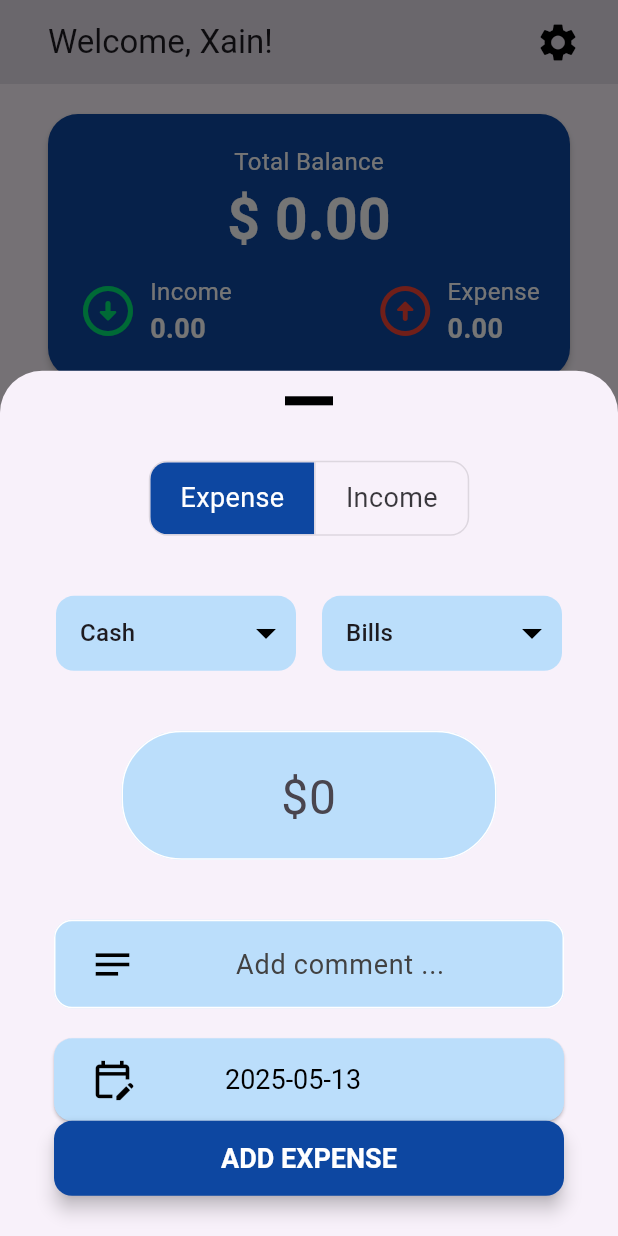
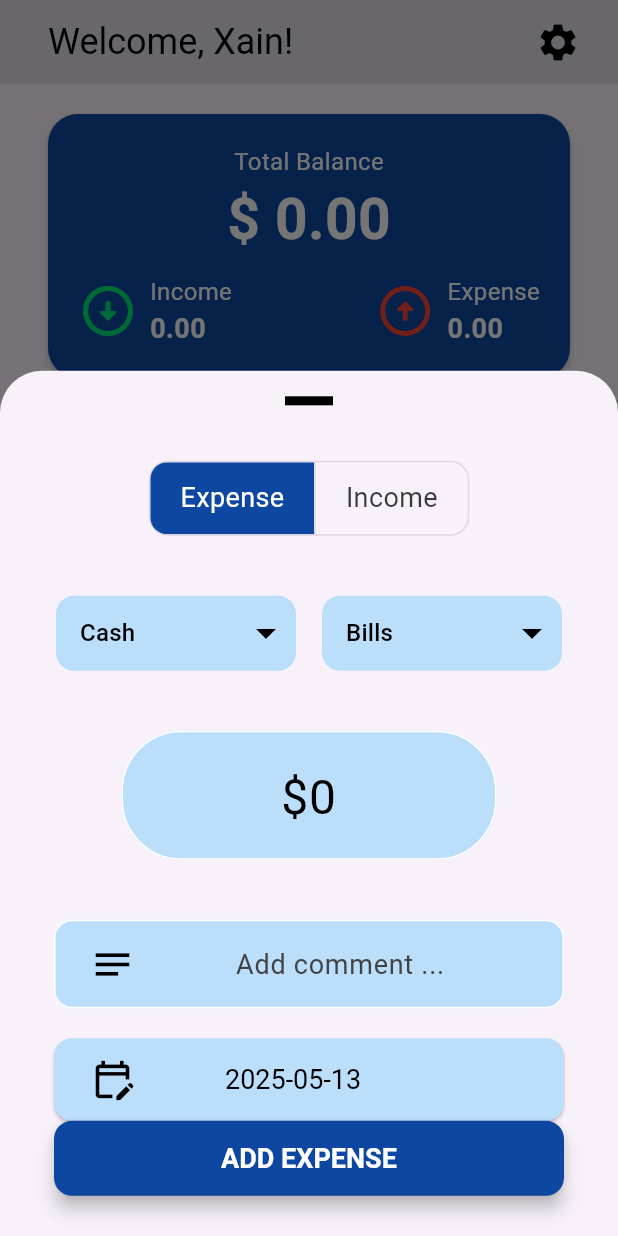
Before and after one commit to muhammadXainAhmad/expense_tracker_sqflite_provider, a Flutter app: the screen it shows after launch, scrolled down 400 dp, after a tap on the "add" icon, on a phone screen of 412 x 824 dp. Run offline on Flutter 3.47's test engine with Material 3 defaults, Android fonts, the phone set to English and light mode, and no system bars; our stand-ins replace another_flushbar, shared_preferences, sqflite; accounts and stored records are empty.

Commit message:
Added themeProvider with sharedPreferences to manage light/darkMode

```diff
--- /dev/null
+++ b/lib/Providers/theme_provider.dart
@@ -0,0 +1,31 @@
+import 'package:flutter/material.dart';
+import 'package:shared_preferences/shared_preferences.dart';
+
+class ThemeProvider extends ChangeNotifier {
+  bool _isDarkMode = false;
+
+  ThemeProvider() {
+    _loadTheme();
+  }
+
+  bool getThemeValue() => _isDarkMode;
+
+  void updateTheme({required bool value}) async {
+    _isDarkMode = value;
+    notifyListeners();
+    SharedPreferences prefs = await SharedPreferences.getInstance();
+    await prefs.setBool("isDarkMode", _isDarkMode);
+  }
+
+  void _loadTheme() async {
+    var pref = await SharedPreferences.getInstance();
+    _isDarkMode = pref.getBool("isDarkMode") ?? false;
+    notifyListeners();
+  }
+
+  Color getTextColor(BuildContext context) {
+    return Theme.of(context).brightness == Brightness.dark
+        ? Colors.white
+        : Colors.black;
+  }
+}
--- a/lib/Views/add_expense_screen.dart
+++ b/lib/Views/add_expense_screen.dart
@@ -2,6 +2,7 @@ import 'package:another_flushbar/flushbar.dart';
 import 'package:expense_tracker_sqflite_provider/Providers/expense_provider.dart';
 import 'package:expense_tracker_sqflite_provider/Providers/category_provider.dart';
 import 'package:expense_tracker_sqflite_provider/Providers/drop_down_provider.dart';
+import 'package:expense_tracker_sqflite_provider/Providers/theme_provider.dart';
 import 'package:expense_tracker_sqflite_provider/Providers/transaction_provider.dart';
 import 'package:flutter/material.dart';
 import 'package:flutter/services.dart';
@@ -58,7 +59,7 @@ class _AddExpenseScreenState extends State<AddExpenseScreen> {
     return Column(
       children: [
         Divider(
-          color: Colors.black,
+          color: context.read<ThemeProvider>().getTextColor(context),
           thickness: 6,
           indent: 190,
           endIndent: 190,
@@ -129,6 +130,7 @@ class _AddExpenseScreenState extends State<AddExpenseScreen> {
                           return ButtonTheme(
                             alignedDropdown: true,
                             child: DropdownButton(
+                              dropdownColor: Colors.white,
                               value: dropdownprovider.selectedValue1,
                               iconEnabledColor: Colors.black,
                               iconSize: 32,
@@ -136,12 +138,18 @@ class _AddExpenseScreenState extends State<AddExpenseScreen> {
                                 DropdownMenuItem<String>(
                                   value: 'Cash',
                                   alignment: Alignment.center,
-                                  child: Text('Cash'),
+                                  child: Text(
+                                    'Cash',
+                                    style: TextStyle(color: Colors.black),
+                                  ),
                                 ),
                                 DropdownMenuItem<String>(
                                   value: 'Card',
                                   alignment: Alignment.center,
-                                  child: Text('Card'),
+                                  child: Text(
+                                    'Card',
+                                    style: TextStyle(color: Colors.black),
+                                  ),
                                 ),
                               ],
                               onChanged: (value) {
@@ -173,6 +181,7 @@ class _AddExpenseScreenState extends State<AddExpenseScreen> {
                           return ButtonTheme(
                             alignedDropdown: true,
                             child: DropdownButton(
+                              dropdownColor: Colors.white,
                               value: dropprovider.selectedValue2,
                               iconEnabledColor: Colors.black,
                               iconSize: 32,
@@ -181,7 +190,10 @@ class _AddExpenseScreenState extends State<AddExpenseScreen> {
                                     return DropdownMenuItem<String>(
                                       value: category.title,
                                       alignment: Alignment.center,
-                                      child: Text(category.title),
+                                      child: Text(
+                                        category.title,
+                                        style: TextStyle(color: Colors.black),
+                                      ),
                                     );
                                   }).toList(),
                               onChanged: (value) {
@@ -209,7 +221,7 @@ class _AddExpenseScreenState extends State<AddExpenseScreen> {
               builder: (context, provider, child) {
                 return TextField(
                   controller: amountController,
-                  style: TextStyle(fontSize: 36),
+                  style: TextStyle(fontSize: 36, color: Colors.black),
                   textAlign: TextAlign.center,
                   keyboardType: TextInputType.numberWithOptions(decimal: true),
                   inputFormatters: [
@@ -221,7 +233,7 @@ class _AddExpenseScreenState extends State<AddExpenseScreen> {
                     prefixText: provider.showPrefix ? r"$" : null,
                     prefixStyle: TextStyle(color: Colors.black, fontSize: 32),
                     hintText: r"$0",
-                    hintStyle: TextStyle(fontSize: 32),
+                    hintStyle: TextStyle(fontSize: 32, color: Colors.black),
                     filled: true,
                     fillColor: Colors.blue.shade100,
                     enabledBorder: OutlineInputBorder(
--- a/lib/Views/category_screen.dart
+++ b/lib/Views/category_screen.dart
@@ -1,6 +1,7 @@
 import 'package:expense_tracker_sqflite_provider/Constants/icons.dart';
 import 'package:expense_tracker_sqflite_provider/Providers/category_provider.dart';
 import 'package:expense_tracker_sqflite_provider/Providers/expense_provider.dart';
+import 'package:expense_tracker_sqflite_provider/Providers/theme_provider.dart';
 import 'package:expense_tracker_sqflite_provider/Views/category_expense_screen.dart';
 import 'package:expense_tracker_sqflite_provider/Views/settings_screen.dart';
 import 'package:flutter/material.dart';
@@ -20,7 +21,10 @@ class CategoryScreen extends StatelessWidget {
       appBar: AppBar(
         title: Padding(
           padding: const EdgeInsets.only(left: 16.0),
-          child: Text("Welcome, Xain!"),
+          child: Text(
+            "Welcome, Xain!",
+            style: TextStyle(color: context.read<ThemeProvider>().getTextColor(context), fontSize: 24),
+          ),
         ),
         actions: [
           Padding(
@@ -29,7 +33,11 @@ class CategoryScreen extends StatelessWidget {
               onPressed: () {
                 Navigator.pushNamed(context, SettingsScreen.name);
               },
-              icon: Icon(Icons.settings, color: Colors.black, size: 30),
+              icon: Icon(
+                Icons.settings,
+               color: context.read<ThemeProvider>().getTextColor(context),
+                size: 30,
+              ),
             ),
           ),
         ],
@@ -269,17 +277,28 @@ class CategoryScreen extends StatelessWidget {
                         title: Text(
                           category.title,
                           style: TextStyle(
+                            color: context.read<ThemeProvider>().getTextColor(
+                              context,
+                            ),
                             fontWeight: FontWeight.bold,
                             fontSize: 18,
                           ),
                         ),
                         subtitle: Text(
                           "Transactions: $expenseCount",
-                          style: TextStyle(color: Colors.black, fontSize: 14),
+                          style: TextStyle(
+                            color: context.read<ThemeProvider>().getTextColor(
+                              context,
+                            ),
+                            fontSize: 14,
+                          ),
                         ),
                         trailing: Text(
                           "\$${categoryTotal.toStringAsFixed(2)}",
                           style: TextStyle(
+                            color: context.read<ThemeProvider>().getTextColor(
+                              context,
+                            ),
                             fontSize: 18,
                             fontWeight: FontWeight.bold,
                           ),
--- a/lib/main.dart
+++ b/lib/main.dart
@@ -1,5 +1,6 @@
 import 'package:expense_tracker_sqflite_provider/Providers/expense_provider.dart';
 import 'package:expense_tracker_sqflite_provider/Providers/drop_down_provider.dart';
+import 'package:expense_tracker_sqflite_provider/Providers/theme_provider.dart';
 import 'package:expense_tracker_sqflite_provider/Providers/transaction_provider.dart';
 import 'package:expense_tracker_sqflite_provider/Views/btm_nav_bar.dart';
 import 'package:expense_tracker_sqflite_provider/Providers/category_provider.dart';
@@ -19,6 +20,7 @@ void main() {
         ChangeNotifierProvider(create: (context) => BottomNavProvider()),
         ChangeNotifierProvider(create: (context) => ExpenseProvider()),
         ChangeNotifierProvider(create: (context) => TransactionTypeProvider()),
+        ChangeNotifierProvider(create: (context) => ThemeProvider()),
       ],
       child: MyApp(),
     ),
@@ -32,6 +34,11 @@ class MyApp extends StatelessWidget {
     return MaterialApp(
       debugShowCheckedModeBanner: false,
       title: 'Flutter Demo',
+      themeMode:
+          context.watch<ThemeProvider>().getThemeValue()
+              ? ThemeMode.dark
+              : ThemeMode.light,
+      darkTheme: ThemeData.dark(),
       theme: ThemeData(
         colorScheme: ColorScheme.fromSeed(seedColor: Colors.deepPurple),
       ),
--- a/pubspec.yaml
+++ b/pubspec.yaml
@@ -39,6 +39,7 @@ dependencies:
   path: ^1.9.1
   provider: ^6.1.5
   another_flushbar: ^1.12.30
+  shared_preferences: ^2.5.3
 
 dev_dependencies:
   flutter_test:
```
Also changed, not shown: lib/Views/category_expense_screen.dart (+12 -2 lines), lib/Views/expense_screen.dart (+10 -2 lines), lib/Views/settings_screen.dart (+38 -1 lines), pubspec.lock, 1 other file.
